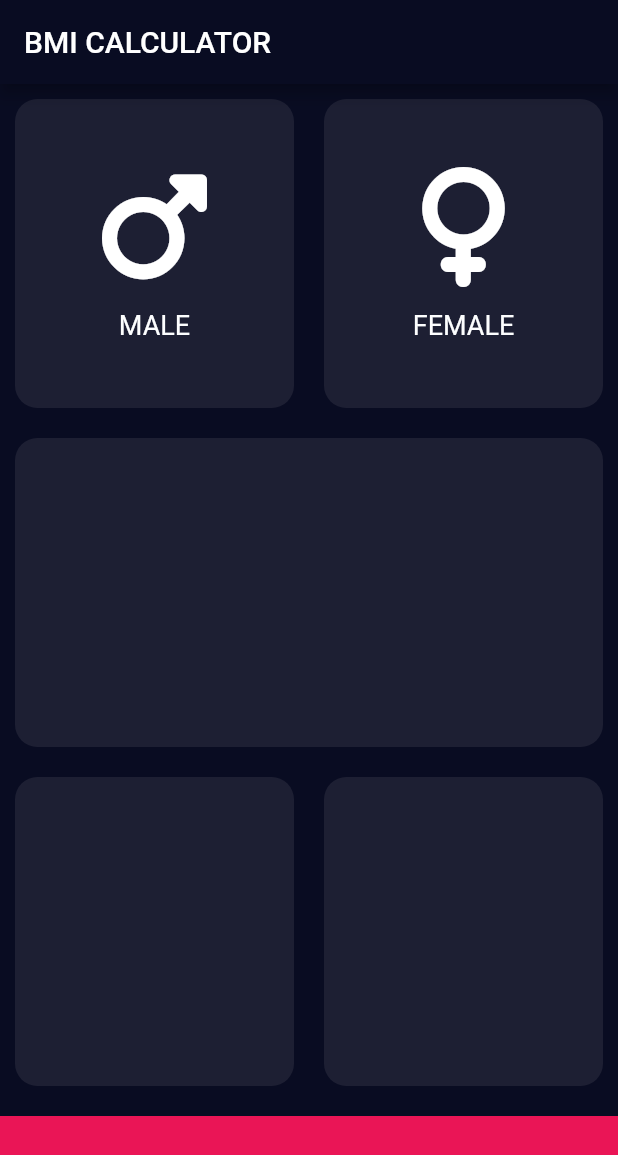
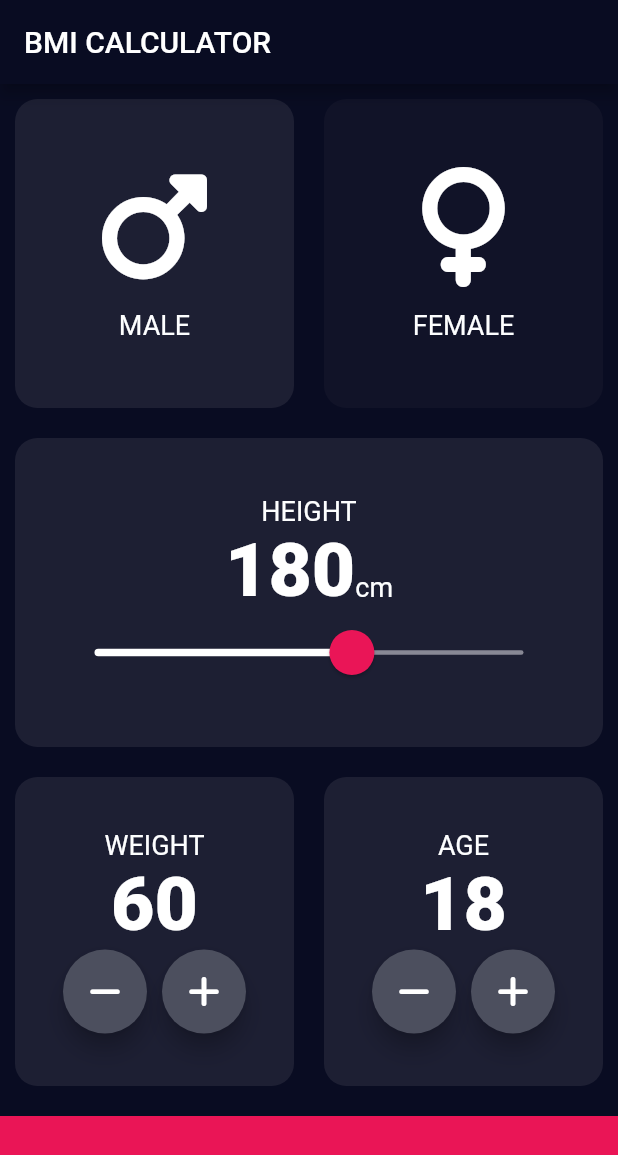
Before and after one commit to narivo/FlutterJourney, a Flutter app: the screen it shows after launch, on a phone screen of 412 x 824 dp. Shown: the top 1155 px of the screen. Run offline on Flutter 3.47's test engine with Material 2 defaults, Android fonts, the phone set to English and light mode, and no system bars; our stand-ins replace audioplayers, font_awesome_flutter, rflutter_alert.

```diff
--- /dev/null
+++ b/Navigation-Flutter-Demo-master/lib/main.dart
@@ -0,0 +1,13 @@
+import 'package:flutter/material.dart';
+import 'screen1.dart';
+
+void main() => runApp(MyApp());
+
+class MyApp extends StatelessWidget {
+  @override
+  Widget build(BuildContext context) {
+    return MaterialApp(
+      home: Screen1(),
+    );
+  }
+}
--- /dev/null
+++ b/Navigation-Flutter-Demo-master/lib/screen0.dart
@@ -0,0 +1,37 @@
+import 'package:flutter/material.dart';
+
+class Screen0 extends StatelessWidget {
+  @override
+  Widget build(BuildContext context) {
+    return Scaffold(
+      appBar: AppBar(
+        backgroundColor: Colors.purple,
+        title: Text('Screen 0'),
+      ),
+      body: Center(
+        child: Column(
+          children: <Widget>[
+            ElevatedButton(
+              style: ElevatedButton.styleFrom(
+                backgroundColor: Colors.red,
+              ),
+              child: Text('Go To Screen 1'),
+              onPressed: () {
+                //Navigate to Screen 1
+              },
+            ),
+            ElevatedButton(
+              style: ElevatedButton.styleFrom(
+                backgroundColor: Colors.blue,
+              ),
+              child: Text('Go To Screen 2'),
+              onPressed: () {
+                //Navigate to Screen 2
+              },
+            ),
+          ],
+        ),
+      ),
+    );
+  }
+}
--- /dev/null
+++ b/Navigation-Flutter-Demo-master/lib/screen1.dart
@@ -0,0 +1,22 @@
+import 'package:flutter/material.dart';
+
+class Screen1 extends StatelessWidget {
+  @override
+  Widget build(BuildContext context) {
+    return Scaffold(
+      appBar: AppBar(
+        backgroundColor: Colors.red,
+        title: Text('Screen 1'),
+      ),
+      body: Center(
+        child: ElevatedButton(
+          style: ElevatedButton.styleFrom(
+            backgroundColor: Colors.red,
+          ),
+          child: Text('Go Forwards To Screen 2'),
+          onPressed: () {},
+        ),
+      ),
+    );
+  }
+}
--- /dev/null
+++ b/Navigation-Flutter-Demo-master/lib/screen2.dart
@@ -0,0 +1,22 @@
+import 'package:flutter/material.dart';
+
+class Screen2 extends StatelessWidget {
+  @override
+  Widget build(BuildContext context) {
+    return Scaffold(
+      appBar: AppBar(
+        backgroundColor: Colors.blue,
+        title: Text('Screen 2'),
+      ),
+      body: Center(
+        child: ElevatedButton(
+          style: ElevatedButton.styleFrom(
+            backgroundColor: Colors.blue,
+          ),
+          child: Text('Go Back To Screen 1'),
+          onPressed: () {},
+        ),
+      ),
+    );
+  }
+}
--- /dev/null
+++ b/bmi-calculator-flutter-master/lib/constants.dart
@@ -0,0 +1,20 @@
+import 'package:flutter/material.dart';
+
+const kLabelTextStyle = TextStyle(
+  fontSize: 18.0,
+  color: Color(0xffFDFEFF),
+);
+
+const kLabelNumberStyle = TextStyle(
+  fontSize: 50.0,
+  fontWeight: FontWeight.w900,
+);
+
+const kLabelTextSize = 80.0;
+const kSpacing = 15.0;
+
+const kBottomContainerHeight = 80.0;
+const kBottomContainerColor = Color(0xffEA1556);
+
+const kActiveCardColor = Color(0xff1D1F33);
+const kInactiveCardColor = Color(0xff111328);
--- /dev/null
+++ b/bmi-calculator-flutter-master/lib/icon_content.dart
@@ -0,0 +1,31 @@
+import 'package:flutter/material.dart';
+import 'package:font_awesome_flutter/font_awesome_flutter.dart';
+import 'constants.dart';
+
+class IconContent extends StatelessWidget {
+  final IconData icon;
+  final String label;
+
+  IconContent({
+    this.icon = FontAwesomeIcons.mars,
+    this.label = 'MALE',
+  });
+
+  @override
+  Widget build(BuildContext context) {
+    return Column(
+      mainAxisAlignment: MainAxisAlignment.center,
+      children: [
+        Icon(
+          icon,
+          size: kLabelTextSize,
+        ),
+        SizedBox(height: kSpacing),
+        Text(
+          label,
+          style: kLabelTextStyle,
+        )
+      ],
+    );
+  }
+}
--- a/bmi-calculator-flutter-master/lib/input_page.dart
+++ b/bmi-calculator-flutter-master/lib/input_page.dart
@@ -1,9 +1,14 @@
 import 'package:flutter/material.dart';
 import 'package:font_awesome_flutter/font_awesome_flutter.dart';
+import 'icon_content.dart';
+import 'reusable_card.dart';
+import 'constants.dart';
+import 'round_icon_button.dart';
 
-const bottomContainerHeight = 80.0;
-const activeCardColor = Color(0xff1D1F33);
-const bottomContainerColor = Color(0xffEA1556);
+enum Gender {
+  male,
+  female,
+}
 
 class InputPage extends StatefulWidget {
   @override
@@ -11,6 +16,11 @@
 }
 
 class _InputPageState extends State<InputPage> {
+  Gender selectedGender = Gender.male;
+  int height = 180;
+  int weight = 60;
+  int age = 18;
+
   @override
   Widget build(BuildContext context) {
     return Scaffold(
@@ -18,17 +28,34 @@
         title: Text('BMI CALCULATOR'),
       ),
       body: Column(
+        crossAxisAlignment: CrossAxisAlignment.stretch,
         children: [
           Expanded(
             child: Row(
               children: [
                 Expanded(
                   child: ReusableCard(
+                    onTap: () {
+                      setState(() {
+                        selectedGender = Gender.male;
+                      });
+                    },
+                    color: (selectedGender == Gender.male)
+                        ? kActiveCardColor
+                        : kInactiveCardColor,
                     child: IconContent(),
                   ),
                 ),
                 Expanded(
                   child: ReusableCard(
+                    onTap: () {
+                      setState(() {
+                        selectedGender = Gender.female;
+                      });
+                    },
+                    color: (selectedGender == Gender.female)
+                        ? kActiveCardColor
+                        : kInactiveCardColor,
                     child: IconContent(
                       icon: FontAwesomeIcons.venus,
                       label: 'FEMALE',
@@ -39,77 +66,153 @@
             ),
           ),
           Expanded(
-            child: ReusableCard(),
+            child: ReusableCard(
+              child: Column(
+                mainAxisAlignment: MainAxisAlignment.center,
+                children: [
+                  Text(
+                    'HEIGHT',
+                    style: kLabelTextStyle,
+                  ),
+                  Row(
+                    mainAxisAlignment: MainAxisAlignment.center,
+                    crossAxisAlignment: CrossAxisAlignment.baseline,
+                    textBaseline: TextBaseline.alphabetic,
+                    children: [
+                      Text(
+                        height.toString(),
+                        style: kLabelNumberStyle,
+                      ),
+                      Text(
+                        'cm',
+                        style: kLabelTextStyle,
+                      ),
+                    ],
+                  ),
+                  Padding(
+                    padding: const EdgeInsets.symmetric(horizontal: 28.0),
+                    child: SliderTheme(
+                      data: SliderTheme.of(context).copyWith(
+                        trackHeight: 3.0,
+                        activeTrackColor: Colors.white,
+                        inactiveTrackColor: const Color(0xff888895),
+                        thumbColor: const Color(0xffEA1557),
+                        overlayColor: const Color(0x29EA1557),
+                        thumbShape:
+                            RoundSliderThumbShape(enabledThumbRadius: 15.0),
+                        overlayShape:
+                            RoundSliderOverlayShape(overlayRadius: 25.0),
+                      ),
+                      child: Slider(
+                        value: height.toDouble(),
+                        min: 120.0,
+                        max: 220.0,
+                        onChanged: (newHeight) {
+                          setState(() {
+                            height = newHeight.toInt();
+                          });
+                        },
+                      ),
+                    ),
+                  )
+                ],
+              ),
+            ),
           ),
           Expanded(
             child: Row(
               children: [
-                Expanded(child: ReusableCard()),
-                Expanded(child: ReusableCard()),
+                Expanded(
+                  child: ReusableCard(
+                    child: Column(
+                      crossAxisAlignment: CrossAxisAlignment.center,
+                      mainAxisAlignment: MainAxisAlignment.center,
+                      children: [
+                        Text(
+                          'WEIGHT',
+                          style: kLabelTextStyle,
+                        ),
+                        Text(
+                          weight.toString(),
+                          style: kLabelNumberStyle,
+                        ),
+                        Row(
+                          mainAxisAlignment: MainAxisAlignment.center,
+                          children: [
+                            RoundIconButton(
+                              onPressed: () {
+                                setState(() {
+                                  weight--;
+                                });
+                              },
+                              icon: FontAwesomeIcons.minus,
+                            ),
+                            SizedBox(width: 10.0),
+                            RoundIconButton(
+                              onPressed: () {
+                                setState(() {
+                                  weight++;
+                                });
+                              },
+                              icon: FontAwesomeIcons.plus,
+                            ),
+                          ],
+                        ),
+                      ],
+                    ),
+                  ),
+                ),
+                Expanded(
+                  child: ReusableCard(
+                    child: Column(
+                      crossAxisAlignment: CrossAxisAlignment.center,
+                      mainAxisAlignment: MainAxisAlignment.center,
+                      children: [
+                        Text(
+                          'AGE',
+                          style: kLabelTextStyle,
+                        ),
+                        Text(
+                          age.toString(),
+                          style: kLabelNumberStyle,
+                        ),
+                        Row(
+                          mainAxisAlignment: MainAxisAlignment.center,
+                          children: [
+                            RoundIconButton(
+                              onPressed: () {
+                                setState(() {
+                                  age--;
+                                });
+                              },
+                              icon: FontAwesomeIcons.minus,
+                            ),
+                            SizedBox(width: 10.0),
+                            RoundIconButton(
+                              onPressed: () {
+                                setState(() {
+                                  age++;
+                                });
+                              },
+                              icon: FontAwesomeIcons.plus,
+                            ),
+                          ],
+                        ),
+                      ],
+                    ),
+                  ),
+                ),
               ],
             ),
           ),
           Container(
             margin: EdgeInsets.only(top: 10.0),
-            color: bottomContainerColor,
+            color: kBottomContainerColor,
             width: double.infinity,
-            height: bottomContainerHeight,
+            height: kBottomContainerHeight,
           )
         ],
       ),
     );
   }
 }
-
-class IconContent extends StatelessWidget {
-  final IconData icon;
-  final String label;
-
-  IconContent({
-    this.icon = FontAwesomeIcons.mars,
-    this.label = 'MALE',
-  });
-
-  @override
-  Widget build(BuildContext context) {
-    return Column(
-      mainAxisAlignment: MainAxisAlignment.center,
-      children: [
-        Icon(
-          icon,
-          size: 80.0,
-        ),
-        SizedBox(height: 15.0),
-        Text(
-          label,
-          style: TextStyle(
-            fontSize: 18.0,
-            color: Color(0xffFDFEFF),
-          ),
-        )
-      ],
-    );
-  }
-}
-
-class ReusableCard extends StatelessWidget {
-  final Color color;
-  final Widget? child;
-
-  ReusableCard({
-    this.color = activeCardColor,
-    this.child,
-  });
-
-  @override
-  Widget build(BuildContext context) {
-    return Container(
-      child: child,
-      decoration: BoxDecoration(
-        color: color,
-        borderRadius: BorderRadius.circular(15.0),
-      ),
-      margin: EdgeInsets.all(10.0),
-    );
-  }
-}
--- /dev/null
+++ b/bmi-calculator-flutter-master/lib/reusable_card.dart
@@ -0,0 +1,29 @@
+import 'package:flutter/material.dart';
+import 'constants.dart';
+
+class ReusableCard extends StatelessWidget {
+  final Color color;
+  final Widget? child;
+  final Function()? onTap;
+
+  ReusableCard({
+    this.color = kActiveCardColor,
+    this.child,
+    this.onTap,
+  });
+
+  @override
+  Widget build(BuildContext context) {
+    return GestureDetector(
+      onTap: onTap,
+      child: Container(
+        child: child,
+        decoration: BoxDecoration(
+          color: color,
+          borderRadius: BorderRadius.circular(15.0),
+        ),
+        margin: EdgeInsets.all(10.0),
+      ),
+    );
+  }
+}
--- /dev/null
+++ b/bmi-calculator-flutter-master/lib/round_icon_button.dart
@@ -0,0 +1,26 @@
+import 'package:flutter/material.dart';
+
+class RoundIconButton extends StatelessWidget {
+  final IconData icon;
+  final Function()? onPressed;
+
+  const RoundIconButton({
+    required this.icon,
+    required this.onPressed,
+  });
+
+  @override
+  Widget build(BuildContext context) {
+    return RawMaterialButton(
+      elevation: 6.0,
+      constraints: const BoxConstraints.tightFor(
+        width: 56.0,
+        height: 56.0,
+      ),
+      onPressed: onPressed,
+      shape: const CircleBorder(),
+      fillColor: const Color(0xff4c4f5e),
+      child: Icon(icon),
+    );
+  }
+}
```
Also changed, not shown: Navigation-Flutter-Demo-master/pubspec.yaml (added, +72 -0 lines), Navigation-Flutter-Demo-master/pubspec.lock (added), 55 other files.
